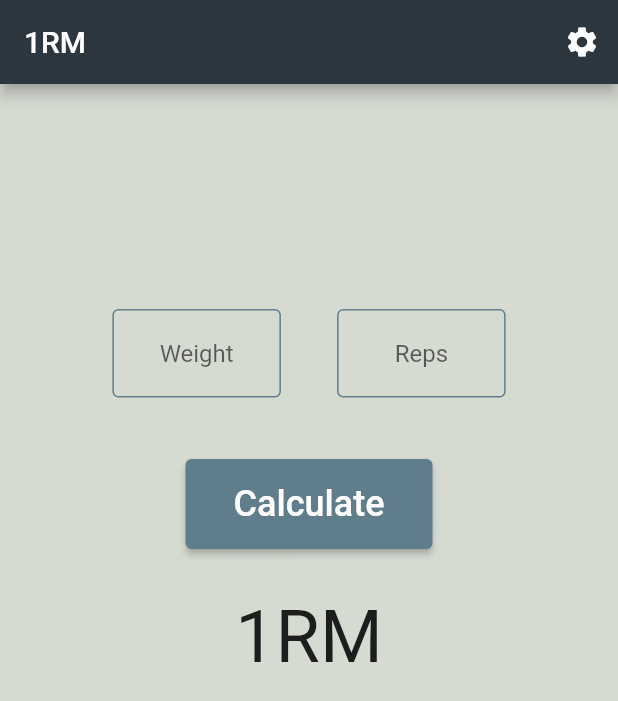
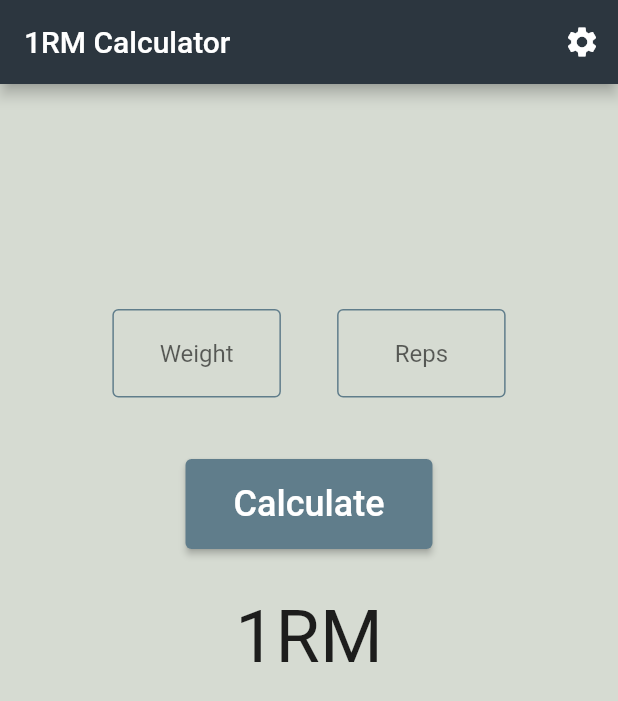
Before and after one commit to othman98shawgan/one-rep-max-calc, a Flutter app: the screen it shows after launch, on a phone screen of 412 x 824 dp. Shown: the top 701 px of the screen. Run offline on Flutter 3.47's test engine with Material 2 defaults, Android fonts, the light colour scheme and no system bars; our stand-ins replace settings_ui, shared_preferences.

Commit message:
#9: App bar title change

```diff
--- a/lib/main.dart
+++ b/lib/main.dart
@@ -32,7 +32,7 @@ class MyApp extends StatelessWidget {
               initialRoute: '/home',
               routes: {
                 '/home': (context) => const MyHomePage(
-                      title: '1RM',
+                      title: '1RM Calculator',
                     ),
                 '/settings': (context) => const SettingsPage(
                       title: 'Settings',
```
